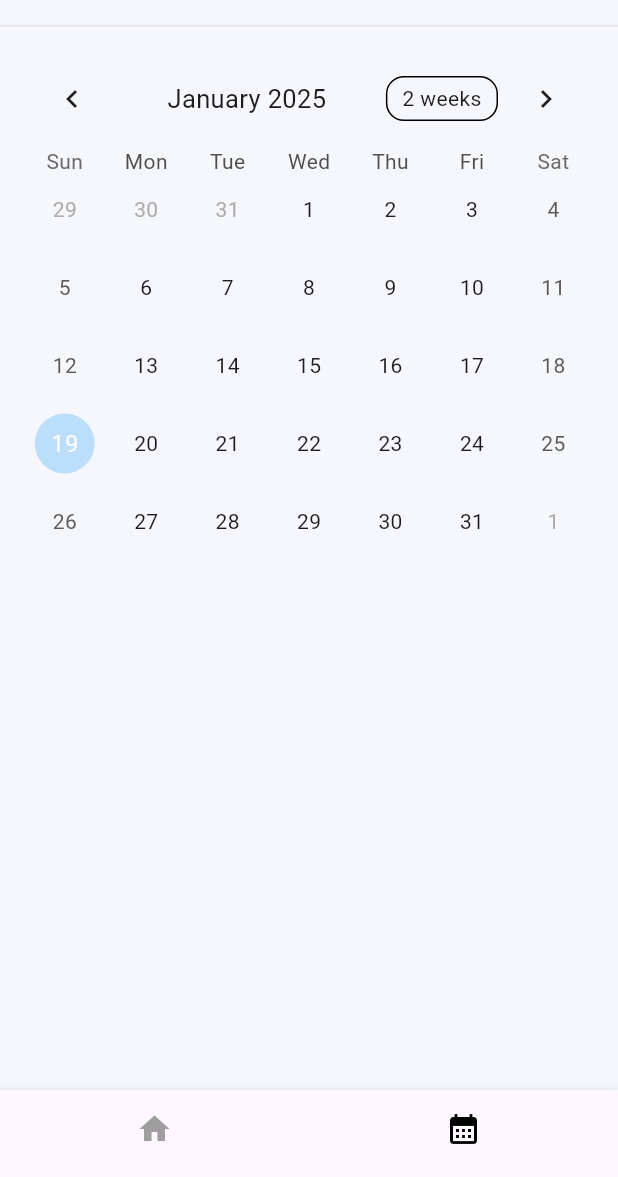
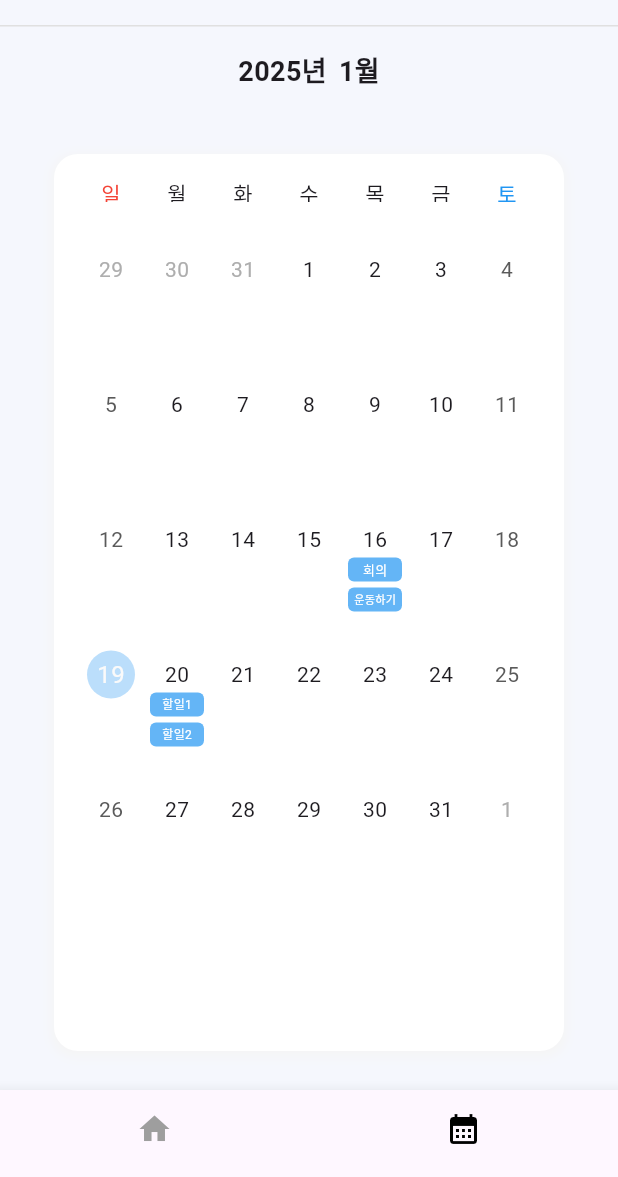
Before and after one commit to Team-TodoTodoTo/frontend, a Flutter app: the screen it shows after launch, item 2 of the bottom bar chosen, on a phone screen of 412 x 824 dp, the part 59-1236 px from its top. Run offline on Flutter 3.47's test engine with Material 3 defaults, Android fonts, the phone set to English and light mode, and no system bars; drawn by our look-alikes of table_calendar; our stand-ins replace get.

Commit message:
feat: calendar 스와이프 기능 추가

```diff
--- a/lib/src/screens/calendar/calendar_screen.dart
+++ b/lib/src/screens/calendar/calendar_screen.dart
@@ -1,5 +1,6 @@
 import 'package:flutter/material.dart';
 import 'package:table_calendar/table_calendar.dart';
+import '../../widgets/section_container.dart';
 
 class CalendarScreen extends StatefulWidget {
   const CalendarScreen({super.key});
@@ -9,28 +10,84 @@ class CalendarScreen extends StatefulWidget {
 }
 
 class _CalendarScreenState extends State<CalendarScreen> {
-  final CalendarFormat _calendarFormat = CalendarFormat.month;
   DateTime _focusedDay = DateTime.now();
   DateTime? _selectedDay;
+  late PageController _pageController;
+
+  @override
+  void initState() {
+    super.initState();
+    _pageController = PageController();
+  }
+
+  @override
+  void dispose() {
+    _pageController.dispose();
+    super.dispose();
+  }
+
+  // 샘플 투두 데이터
+  final Map<DateTime, List<String>> _events = {
+    DateTime.utc(2025, 1, 16): ['회의', '운동하기'],
+    DateTime.utc(2025, 1, 20): ['할일1', '할일2'],
+  };
+
+  List<String> _getEventsForDay(DateTime day) {
+    return _events[day] ?? [];
+  }
+
+  void _onPageChanged(DateTime newFocusedDay) {
+    setState(() {
+      _focusedDay = newFocusedDay;
+    });
+  }
 
   @override
   Widget build(BuildContext context) {
-    return Padding(
+    return Column(
+      children: [
+        // 연월 표시 (SectionContainer 밖으로 이동)
+        Padding(
+          padding: const EdgeInsets.all(16.0),
+          child: Row(
+            mainAxisAlignment: MainAxisAlignment.center,
+            children: [
+              Text(
+                '${_focusedDay.year}년',
+                style:
+                    const TextStyle(fontSize: 18, fontWeight: FontWeight.bold),
+              ),
+              const SizedBox(width: 8),
+              Text(
+                '${_focusedDay.month}월',
+                style:
+                    const TextStyle(fontSize: 18, fontWeight: FontWeight.bold),
+              ),
+            ],
+          ),
+        ),
+
+        Expanded(
+          child: Padding(
             padding: const EdgeInsets.all(16),
-      child: TableCalendar(
+            child: SectionContainer(
+              children: [
+                TableCalendar(
+                  rowHeight: 90,
                   firstDay: DateTime.utc(2020, 1, 1),
                   lastDay: DateTime.utc(2030, 12, 31),
                   focusedDay: _focusedDay,
                   selectedDayPredicate: (day) => isSameDay(_selectedDay, day),
-        calendarFormat: _calendarFormat,
                   startingDayOfWeek: StartingDayOfWeek.sunday,
-        onDaySelected: (selectedDay, focusedDay) {
-          setState(() {
-            _selectedDay = selectedDay;
-            _focusedDay = focusedDay;
-          });
+
+                  // 기본 헤더 제거
+                  headerVisible: false,
+
+                  // 스와이프로 월 변경 기능
+                  onPageChanged: (focusedDay) {
+                    _onPageChanged(focusedDay);
                   },
-        headerStyle: const HeaderStyle(titleCentered: true),
+
                   calendarStyle: CalendarStyle(
                     selectedDecoration: BoxDecoration(
                       color: Colors.blue.shade400,
@@ -41,7 +98,76 @@ class _CalendarScreenState extends State<CalendarScreen> {
                       shape: BoxShape.circle,
                     ),
                   ),
+
+                  eventLoader: (day) => _getEventsForDay(day),
+
+                  calendarBuilders: CalendarBuilders(
+                    dowBuilder: (context, day) {
+                      switch (day.weekday) {
+                        case 1:
+                          return const Center(child: Text('월'));
+                        case 2:
+                          return const Center(child: Text('화'));
+                        case 3:
+                          return const Center(child: Text('수'));
+                        case 4:
+                          return const Center(child: Text('목'));
+                        case 5:
+                          return const Center(child: Text('금'));
+                        case 6:
+                          return const Center(
+                            child:
+                                Text('토', style: TextStyle(color: Colors.blue)),
+                          );
+                        case 7:
+                          return const Center(
+                            child:
+                                Text('일', style: TextStyle(color: Colors.red)),
+                          );
+                      }
+                    },
+                    markerBuilder: (context, date, events) {
+                      if (events.isNotEmpty) {
+                        return SizedBox(
+                          width: 40,
+                          height: 35,
+                          child: Column(
+                            mainAxisSize: MainAxisSize.min,
+                            mainAxisAlignment: MainAxisAlignment.center,
+                            children: events.map((event) {
+                              return Container(
+                                width: 36,
+                                height: 16,
+                                margin: const EdgeInsets.symmetric(vertical: 2),
+                                padding: const EdgeInsets.symmetric(
+                                    horizontal: 4, vertical: 2),
+                                decoration: BoxDecoration(
+                                  color: Colors.blue.shade300,
+                                  borderRadius: BorderRadius.circular(4),
+                                ),
+                                child: FittedBox(
+                                  fit: BoxFit.scaleDown,
+                                  child: Text(
+                                    event.toString(),
+                                    style: const TextStyle(
+                                        color: Colors.white, fontSize: 10),
+                                  ),
+                                ),
+                              );
+                            }).toList(),
                           ),
                         );
                       }
+                      return null;
+                    },
+                  ),
+                ),
+                const SizedBox(height: 16),
+              ],
+            ),
+          ),
+        ),
+      ],
+    );
   }
+}
```
Also changed, not shown: lib/src/screens/calendar/index.dart (deleted, +0 -72 lines). Lines whose indentation alone changed are shown as unchanged.
